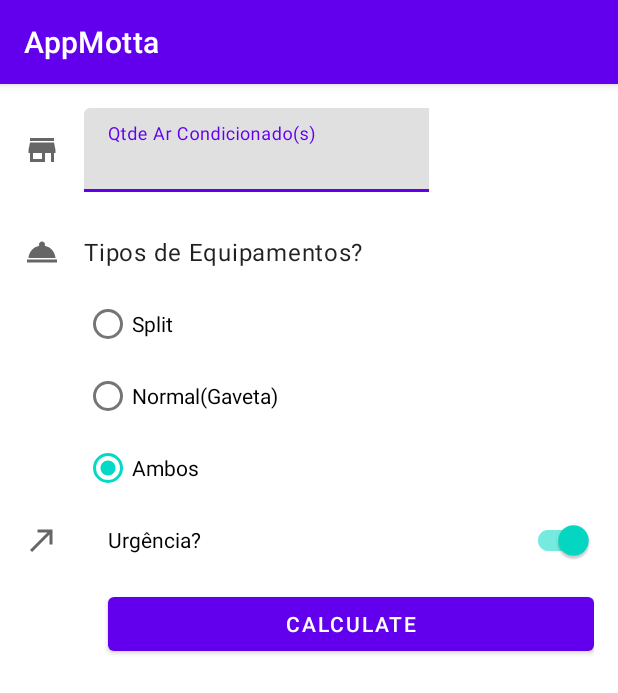
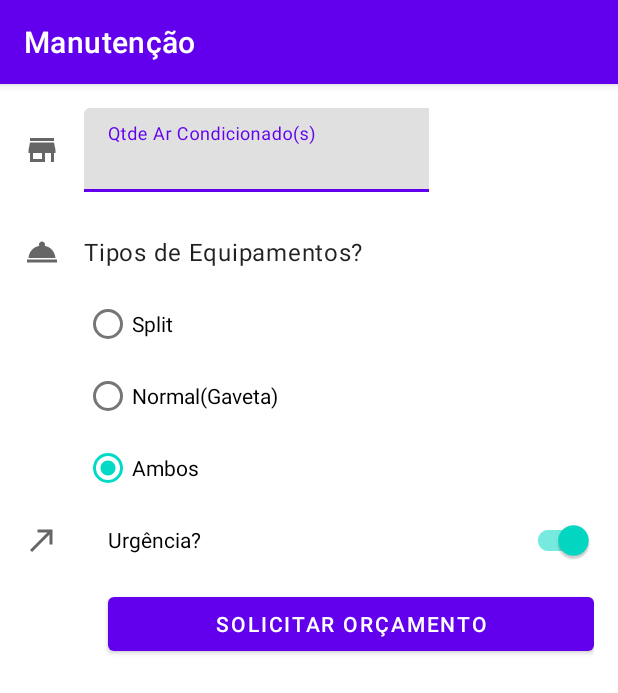
Before and after one commit to FranciscoAguiar/MottaEngenharia, an Android app: the screen it shows after launch (DetailActivity), after a tap on "Manutenção", on a phone screen of 412 x 824 dp. Shown: the top 693 px of the screen. Run offline under Robolectric (Android 15) with nearby library versions, the phone set to English and light mode, and no system bars.

Commit message:
changing title bar

```diff
--- a/app/src/main/java/br/com/fa/appmotta/DetailActivity.kt
+++ b/app/src/main/java/br/com/fa/appmotta/DetailActivity.kt
@@ -16,6 +16,7 @@ class DetailActivity : AppCompatActivity() {
         }
         if (model != null) {
             System.out.println("Teste----------1"+ model.title)
+            supportActionBar?.setTitle(model.title)
         }
     }
 }
--- a/app/src/main/res/values/strings.xml
+++ b/app/src/main/res/values/strings.xml
@@ -6,6 +6,6 @@
     <string name="good_18">Normal(Gaveta)</string>
     <string name="ok_15">Ambos</string>
     <string name="round_up_tip">Urgência?</string>
-    <string name="calculate">Calculate</string>
+    <string name="calculate">Solicitar Orçamento</string>
     <string name="tip_amount">Tip Amount: %s</string>
 </resources>
```
